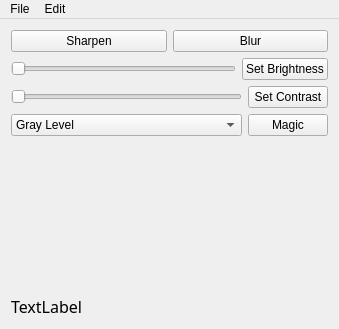
The window that mainwindow.ui (wa1575/opencv_photoshop) describes before a commit, drawn with Qt 5.
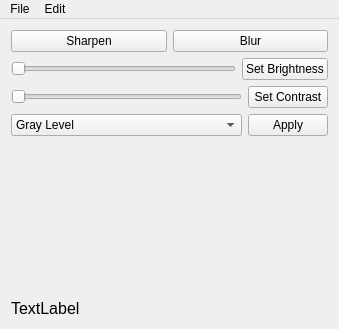
The same window after the commit.

What changed in the file:
```diff
--- a/mainwindow.ui
+++ b/mainwindow.ui
@@ -10,6 +10,11 @@
     <height>329</height>
    </rect>
   </property>
+  <property name="font">
+   <font>
+    <family>Arial</family>
+   </font>
+  </property>
   <property name="windowTitle">
    <string>MainWindow</string>
   </property>
@@ -25,7 +30,7 @@
       </property>
       <property name="font">
        <font>
-        <family>微軟正黑體</family>
+        <family>Arial</family>
         <pointsize>12</pointsize>
        </font>
       </property>
@@ -127,7 +132,7 @@
       <item>
        <widget class="QPushButton" name="magic_set_btn">
         <property name="text">
-         <string>Magic</string>
+         <string>Apply</string>
         </property>
        </widget>
       </item>
```
Left out of the diff: 16 changed lines with no effect on the pictures.
